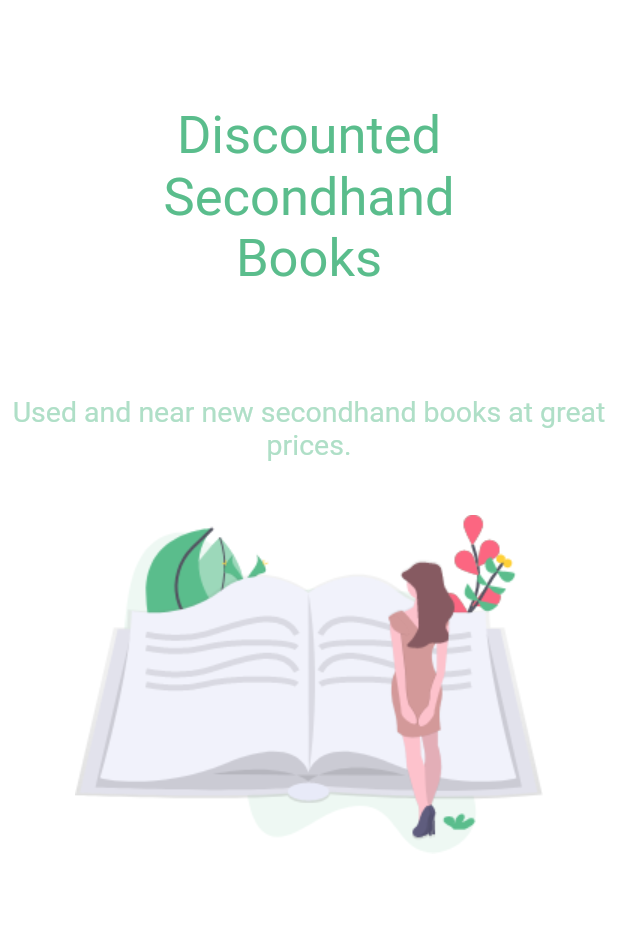
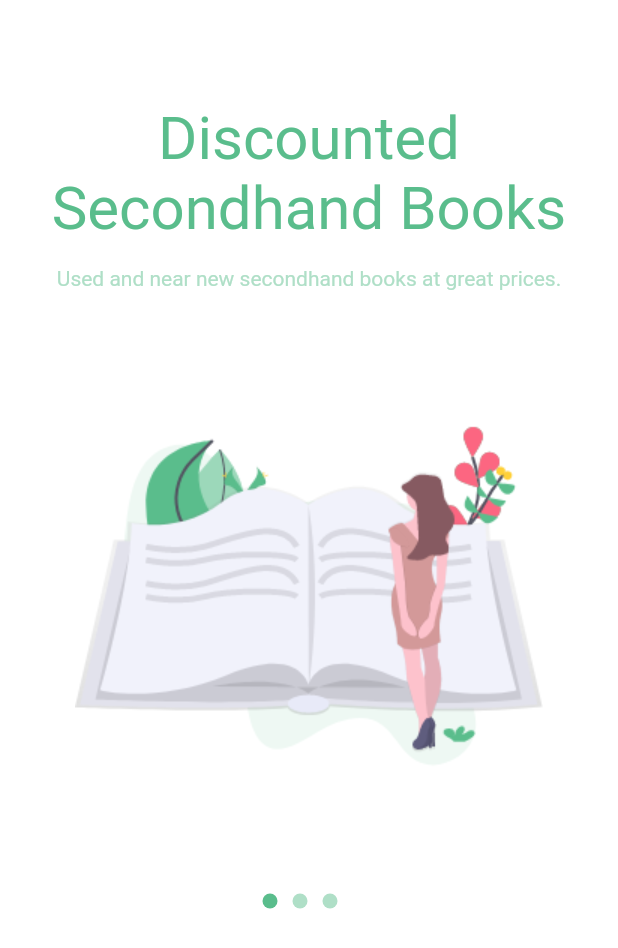
Before and after one commit to mukireus/flutter_ui_challenge_book_grocer, a Flutter app: the screen it shows after launch, on a phone screen of 412 x 824 dp. Shown: the top 948 px of the screen. Run offline on Flutter 3.47's test engine with Material 2 defaults, Android fonts, the phone set to English and light mode, and no system bars; drawn by our look-alikes of carousel_slider; our stand-ins replace flutter_screenutil.

Commit message:
Fix center bugs and added dotsIndicators

```diff
--- a/lib/main.dart
+++ b/lib/main.dart
@@ -1,5 +1,6 @@
 import 'package:flutter/material.dart';
 import 'package:carousel_slider/carousel_slider.dart';
+import 'package:flutter_screenutil/flutter_screenutil.dart';
 
 void main() => runApp(MaterialApp(
       debugShowCheckedModeBanner: false,
@@ -22,7 +23,7 @@ List<String> title = [
 List<String> description = [
   "Used and near new secondhand books at great prices.",
   "We've successfully opened 20 stores across Australia.",
-  "If you're looking to downsize, sell or recycle old books, the Book Grocer can help."
+  "Sell or recycle old books"
 ];
 
 class HomePage extends StatelessWidget {
@@ -38,14 +39,20 @@ class HomePage extends StatelessWidget {
 class ContentPage extends StatelessWidget {
   @override
   Widget build(BuildContext context) {
-    return CarouselSlider(
+    return Center(
+      child: Container(
+        child: CarouselSlider(
           autoPlay: false,
           enableInfiniteScroll: false,
           initialPage: 0,
           reverse: false,
           viewportFraction: 1.0,
+          autoPlayInterval: Duration(seconds: 3),
+          autoPlayAnimationDuration: Duration(milliseconds: 800),
+          autoPlayCurve: Cubic(0.4, 0.0, 0.2, 1.0),
           aspectRatio: MediaQuery.of(context).size.aspectRatio,
-      height: MediaQuery.of(context).size.height,
+          pauseAutoPlayOnTouch: Duration(seconds: 10),
+          height: MediaQuery.of(context).size.height / 1.2,
           items: [0, 1, 2].map((i) {
             return Builder(
               builder: (BuildContext context) {
@@ -54,6 +61,8 @@ class ContentPage extends StatelessWidget {
               },
             );
           }).toList(),
+        ),
+      ),
     );
   }
 }
@@ -74,29 +83,47 @@ class _AppIntroState extends State<AppIntro> {
 
   @override
   Widget build(BuildContext context) {
-    return Center(
+    return Padding(
+      padding: const EdgeInsets.symmetric(horizontal: 25),
       child: Column(
         children: <Widget>[
-          Padding(
-            padding: const EdgeInsets.all(70.0),
+          Center(
             child: Text(
               title[widget.index],
               textAlign: TextAlign.center,
-              style: TextStyle(fontSize: 35, color: Color(0xFF5ABD8C)),
+              style: TextStyle(fontSize: 40, color: Color(0xFF5ABD8C)),
             ),
           ),
-          Text(
+          Padding(
+            padding: const EdgeInsets.only(top: 15),
+            child: Center(
+              child: Text(
                 description[widget.index],
                 textAlign: TextAlign.center,
-            style: TextStyle(fontSize: 19, color: Color(0xFFAFDFC7)),
+                style: TextStyle(fontSize: 14, color: Color(0xFFAFDFC7)),
               ),
-          Container(
+            ),
+          ),
+          Center(
+            child: Padding(
+              padding: const EdgeInsets.symmetric(vertical: 35),
+              child: Container(
                 width: MediaQuery.of(context).size.width,
                 child: Column(
                   children: <Widget>[
-                Image.asset(imagePath[widget.index],
-                    width: MediaQuery.of(context).size.width),
+                    Image.asset(imagePath[widget.index]),
                   ],
+                ),
+              ),
+            ),
+          ),
+          Container(
+            height: 50,
+            child: Padding(
+              padding: const EdgeInsets.symmetric(horizontal: 150),
+              child: Stack(
+                children: <Widget>[DotsIndicators(widget.index)],
+              ),
             ),
           )
         ],
@@ -104,3 +131,34 @@ class _AppIntroState extends State<AppIntro> {
     );
   }
 }
+
+class DotsIndicators extends StatefulWidget {
+  int pageIndex;
+  DotsIndicators(this.pageIndex);
+  @override
+  _DotsIndicatorsState createState() => _DotsIndicatorsState();
+}
+
+class _DotsIndicatorsState extends State<DotsIndicators> {
+  @override
+  Widget build(BuildContext context) {
+    return ListView.builder(
+      scrollDirection: Axis.horizontal,
+      itemCount: 3,
+      itemBuilder: (context, int index) {
+        return Center(
+          child: Container(
+            margin: EdgeInsets.only(right: 10),
+            width: 10,
+            height: 10,
+            decoration: BoxDecoration(
+                shape: BoxShape.circle,
+                color: index == widget.pageIndex
+                    ? Color(0xFF5ABD8C)
+                    : Color(0xFFAFDFC7)),
+          ),
+        );
+      },
+    );
+  }
+}
--- a/pubspec.yaml
+++ b/pubspec.yaml
@@ -24,6 +24,7 @@ dependencies:
   # Use with the CupertinoIcons class for iOS style icons.
   cupertino_icons: ^0.1.2
   carousel_slider: ^1.3.0
+  flutter_screenutil: ^0.4.2
 
 dev_dependencies:
   flutter_test:
```
Also changed, not shown: assets/images/book.png, assets/images/box.png, assets/images/shop.png, pubspec.lock. Lines whose indentation alone changed are shown as unchanged.
